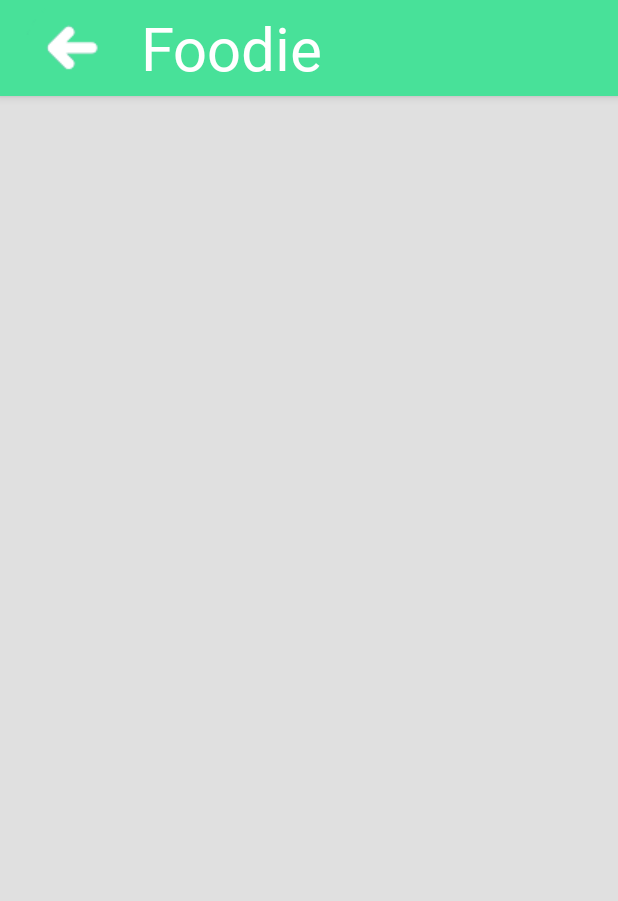
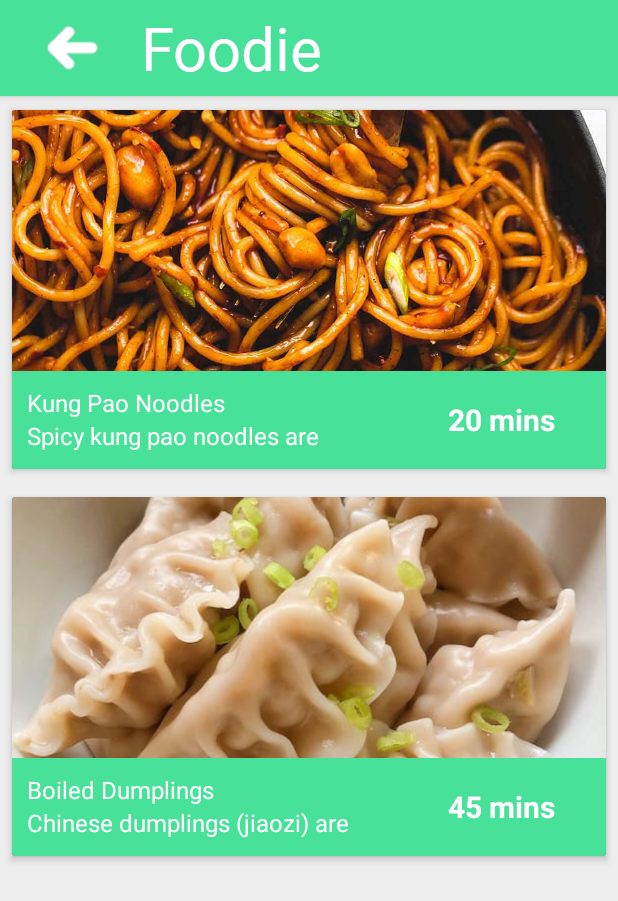
Before and after one commit to eyrealex/Foodie, an Android app: the ChineseActivity screen opened directly, with no data from a screen before it, on a phone screen of 412 x 824 dp. Shown: the top 901 px of the screen. Run offline under Robolectric (Android 15) with nearby library versions, the phone set to English and light mode, and no system bars.

Commit message:
Added recycler view for recipers using an array list. created adapter and helper classes. Linked app with firebase, created extra activities for clicking onto specific recipes.

```diff
--- a/app/build.gradle
+++ b/app/build.gradle
@@ -1,4 +1,5 @@
 apply plugin: 'com.android.application'
+apply plugin: 'com.google.gms.google-services'
 
 
 android {
@@ -43,8 +44,6 @@ dependencies {
     androidTestImplementation 'androidx.test.ext:junit:1.1.2'
     androidTestImplementation 'androidx.test.espresso:espresso-core:3.3.0'
     implementation "com.github.f0ris.sweetalert:library:1.5.6"
-    implementation 'de.hdodenhof:circleimageview:3.1.0'
-    //making profile image round https://github.com/hdodenhof/CircleImageView
-    implementation 'com.squareup.picasso:picasso:2.71828'// load images : https://github.com/square/picasso
+    implementation 'com.squareup.picasso:picasso:2.71828'
 
 }
--- a/app/src/main/AndroidManifest.xml
+++ b/app/src/main/AndroidManifest.xml
@@ -11,6 +11,7 @@
         android:supportsRtl="true"
         android:theme="@style/Theme.Design.NoActionBar"
         tools:replace="android:icon">
+        <activity android:name=".ChineseRecipe1Activity"></activity>
         <activity android:name=".DrinkActivity" />
         <activity android:name=".DessertActivity" />
         <activity android:name=".EnglishActivity" />
--- /dev/null
+++ b/app/src/main/java/Adapters/MyAdapter.java
@@ -0,0 +1,78 @@
+package Adapters;
+
+import android.content.Context;
+import android.content.Intent;
+import android.view.LayoutInflater;
+import android.view.View;
+import android.view.ViewGroup;
+import android.widget.ImageView;
+import android.widget.TextView;
+
+import androidx.annotation.NonNull;
+import androidx.cardview.widget.CardView;
+import androidx.recyclerview.widget.RecyclerView;
+
+import com.alexeyre.foodie.ChineseRecipe1Activity;
+import com.alexeyre.foodie.R;
+
+import java.util.List;
+
+import Helpers.RecipeModel;
+
+public class MyAdapter extends RecyclerView.Adapter<RecipeViewHolder> {
+
+    private Context mContext;
+    private List<RecipeModel> myRecipeList;
+
+    public MyAdapter(Context mContext, List<RecipeModel> myRecipeList) {
+        this.mContext = mContext;
+        this.myRecipeList = myRecipeList;
+    }
+
+    @Override
+    public RecipeViewHolder onCreateViewHolder(@NonNull ViewGroup viewGroup, int i) {
+        View mView = LayoutInflater.from(viewGroup.getContext()).inflate(R.layout.recycler_item, viewGroup, false);
+
+        return new RecipeViewHolder(mView);
+    }
+
+    @Override
+    public void onBindViewHolder(@NonNull RecipeViewHolder recipeViewHolder, int i) {
+        recipeViewHolder.imageView.setImageResource(myRecipeList.get(i).getRecipeImage());
+        recipeViewHolder.mTitle.setText(myRecipeList.get(i).getRecipeName());
+        recipeViewHolder.mDesc.setText(myRecipeList.get(i).getRecipeDesc());
+        recipeViewHolder.mTime.setText(myRecipeList.get(i).getRecipeTime());
+
+        recipeViewHolder.mCardView.setOnClickListener(new View.OnClickListener() {
+            @Override
+            public void onClick(View v) {
+                Intent intent = new Intent(mContext, ChineseRecipe1Activity.class);
+                intent.putExtra("Image", myRecipeList.get(recipeViewHolder.getAdapterPosition()).getRecipeImage());
+                intent.putExtra("Description", myRecipeList.get(recipeViewHolder.getAdapterPosition()).getRecipeDesc());
+                mContext.startActivity(intent);
+            }
+        });
+    }
+
+    @Override
+    public int getItemCount() {
+        return myRecipeList.size();
+    }
+}
+
+class RecipeViewHolder extends RecyclerView.ViewHolder {
+
+    ImageView imageView;
+    TextView mTitle, mDesc, mTime;
+    CardView mCardView;
+
+    public RecipeViewHolder(@NonNull View itemView) {
+        super(itemView);
+
+        imageView = itemView.findViewById(R.id.recipeIv);
+        mTitle = itemView.findViewById(R.id.titleTv);
+        mDesc = itemView.findViewById(R.id.descTv);
+        mTime = itemView.findViewById(R.id.timeTv);
+        mCardView = itemView.findViewById(R.id.cardviewCv);
+    }
+}
--- /dev/null
+++ b/app/src/main/java/Helpers/RecipeModel.java
@@ -0,0 +1,32 @@
+package Helpers;
+
+public class RecipeModel {
+    private String recipeName, recipeDesc, recipeTime;
+    private int recipeImage;
+
+    public RecipeModel(String recipeName, String recipeDesc, String recipeTime, int recipeImage) {
+        this.recipeName = recipeName;
+        this.recipeDesc = recipeDesc;
+        this.recipeTime = recipeTime;
+        this.recipeImage = recipeImage;
+    }
+
+    public RecipeModel() {
+    }
+
+    public String getRecipeName() {
+        return recipeName;
+    }
+
+    public String getRecipeDesc() {
+        return recipeDesc;
+    }
+
+    public String getRecipeTime() {
+        return recipeTime;
+    }
+
+    public int getRecipeImage() {
+        return recipeImage;
+    }
+}
--- a/app/src/main/java/com/alexeyre/foodie/ChineseActivity.java
+++ b/app/src/main/java/com/alexeyre/foodie/ChineseActivity.java
@@ -2,24 +2,33 @@ package com.alexeyre.foodie;
 
 import androidx.appcompat.app.AppCompatActivity;
 import androidx.appcompat.widget.Toolbar;
+import androidx.recyclerview.widget.GridLayoutManager;
+import androidx.recyclerview.widget.RecyclerView;
 
 import android.content.Intent;
 import android.os.Bundle;
 import android.view.KeyEvent;
 import android.view.View;
 
+import java.util.ArrayList;
+import java.util.List;
+
+import Adapters.MyAdapter;
+import Helpers.RecipeModel;
+
 public class ChineseActivity extends AppCompatActivity {
 
     Toolbar toolbar;
+    RecyclerView mRecyclerView;
+    List<RecipeModel> myRecipeList;
+    RecipeModel mRecipeModel;
 
     @Override
     protected void onCreate(Bundle savedInstanceState) {
         super.onCreate(savedInstanceState);
         setContentView(R.layout.activity_chinese);
         setSupportActionBar(toolbar);
-
         toolbar = findViewById(R.id.toolbar);
-
         findViewById(R.id.btn).setOnClickListener(new View.OnClickListener() {
             @Override
             public void onClick(View v) {
@@ -27,6 +36,20 @@ public class ChineseActivity extends AppCompatActivity {
                 finish();
             }
         });
+
+        mRecyclerView = (RecyclerView) findViewById(R.id.recyclerView);
+        GridLayoutManager gridLayoutManager = new GridLayoutManager(ChineseActivity.this, 1);
+        mRecyclerView.setLayoutManager(gridLayoutManager);
+
+        myRecipeList = new ArrayList<>();
+
+        mRecipeModel = new RecipeModel("Kung Pao Noodles", "Spicy kung pao noodles are a cinch to whip up in just 20 minutes with the best sweet and spicy kung pao sauce. Easily add chicken, shrimp, or beef to amp this side up to a full meal.", "20 mins", R.drawable.noodles);
+        myRecipeList.add(mRecipeModel);
+        mRecipeModel = new RecipeModel("Boiled Dumplings", "Chinese dumplings (jiaozi) are a rather popular dish during the Chinese New Year season but are also a fun and delicious appetizer, dinner food, and snack to enjoy any time of year.", "45 mins", R.drawable.dumplings);
+        myRecipeList.add(mRecipeModel);
+
+        MyAdapter myAdapter = new MyAdapter(ChineseActivity.this, myRecipeList);
+        mRecyclerView.setAdapter(myAdapter);
     }
 
     @Override
--- /dev/null
+++ b/app/src/main/java/com/alexeyre/foodie/ChineseRecipe1Activity.java
@@ -0,0 +1,31 @@
+package com.alexeyre.foodie;
+
+import androidx.appcompat.app.AppCompatActivity;
+
+import android.os.Bundle;
+import android.widget.ImageView;
+import android.widget.TextView;
+
+public class ChineseRecipe1Activity extends AppCompatActivity {
+
+    TextView recipeDesc;
+    ImageView recipeImage;
+
+    @Override
+    protected void onCreate(Bundle savedInstanceState) {
+        super.onCreate(savedInstanceState);
+        setContentView(R.layout.activity_chinese_recipe1);
+
+        recipeDesc = (TextView)findViewById(R.id.descriptionTv);
+        recipeImage = (ImageView)findViewById(R.id.recipeIv);
+
+        Bundle mBundle = getIntent().getExtras();
+
+        if(mBundle != null){
+
+            recipeImage.setImageResource(mBundle.getInt("Image"));
+            recipeDesc.setText(mBundle.getString("Description"));
+
+        }
+    }
+}
--- a/app/src/main/res/layout/activity_chinese.xml
+++ b/app/src/main/res/layout/activity_chinese.xml
@@ -1,15 +1,24 @@
 <?xml version="1.0" encoding="utf-8"?>
-<RelativeLayout xmlns:android="http://schemas.android.com/apk/res/android"
+<LinearLayout xmlns:android="http://schemas.android.com/apk/res/android"
     xmlns:app="http://schemas.android.com/apk/res-auto"
     xmlns:tools="http://schemas.android.com/tools"
     android:layout_width="match_parent"
     android:layout_height="match_parent"
-    android:background="@color/grey_300"
+    android:background="@color/grey_200"
+    android:orientation="vertical"
     tools:context=".ChineseActivity">
 
     <include
         android:id="@+id/toolbar"
         layout="@layout/toolbar_back_btn" />
 
+    <androidx.recyclerview.widget.RecyclerView
+        android:id="@+id/recyclerView"
+        android:layout_width="match_parent"
+        android:layout_height="match_parent"
+        android:scrollbars="vertical">
 
-</RelativeLayout>
+    </androidx.recyclerview.widget.RecyclerView>
+
+
+</LinearLayout>
--- /dev/null
+++ b/app/src/main/res/layout/activity_chinese_recipe1.xml
@@ -0,0 +1,32 @@
+<?xml version="1.0" encoding="utf-8"?>
+<LinearLayout xmlns:android="http://schemas.android.com/apk/res/android"
+    xmlns:app="http://schemas.android.com/apk/res-auto"
+    xmlns:tools="http://schemas.android.com/tools"
+    android:layout_width="match_parent"
+    android:layout_height="match_parent"
+    android:background="@color/grey_200"
+    android:orientation="vertical"
+    tools:context=".ChineseRecipe1Activity">
+
+    <include
+        android:id="@+id/toolbar"
+        layout="@layout/toolbar_back_btn" />
+
+    <ImageView
+        android:id="@+id/recipeIv"
+        android:layout_width="match_parent"
+        android:layout_height="200dp"
+        android:scaleType="centerCrop"
+        android:src="@drawable/noodles" />
+
+    <TextView
+        android:layout_width="match_parent"
+        android:layout_height="wrap_content"
+        android:layout_marginTop="10dp"
+        android:padding="20dp"
+        android:text="Description"
+        android:textSize="18sp"
+        android:textColor="@color/grey_800"
+        android:id="@+id/descriptionTv"/>
+
+</LinearLayout>
--- /dev/null
+++ b/app/src/main/res/layout/recycler_item.xml
@@ -0,0 +1,94 @@
+<?xml version="1.0" encoding="utf-8"?>
+<LinearLayout xmlns:android="http://schemas.android.com/apk/res/android"
+    xmlns:app="http://schemas.android.com/apk/res-auto"
+    xmlns:tools="http://schemas.android.com/tools"
+    android:layout_width="match_parent"
+    android:layout_height="wrap_content"
+    android:background="@color/grey_200"
+    android:orientation="vertical"
+    tools:context=".ChineseActivity">
+
+
+
+    <androidx.cardview.widget.CardView
+        android:id="@+id/cardviewCv"
+        android:layout_width="wrap_content"
+        android:layout_height="250dp"
+        android:layout_margin="4dp"
+        app:cardElevation="3dp"
+        app:cardUseCompatPadding="true">
+
+        <LinearLayout
+            android:layout_width="match_parent"
+            android:layout_height="match_parent"
+            android:background="#48E199"
+            android:orientation="vertical"
+            android:weightSum="5.5">
+
+            <ImageView
+                android:id="@+id/recipeIv"
+                android:layout_width="match_parent"
+                android:layout_height="0dp"
+                android:layout_weight="4"
+                android:scaleType="centerCrop"
+                android:src="@drawable/noodles"/>
+
+            <LinearLayout
+                android:layout_width="match_parent"
+                android:layout_height="0dp"
+                android:layout_weight="1.5"
+                android:weightSum="2">
+
+                <LinearLayout
+                    android:layout_width="0dp"
+                    android:layout_height="match_parent"
+                    android:layout_weight="1.3"
+                    android:orientation="vertical"
+                    android:padding="10dp">
+
+                    <TextView
+                        android:id="@+id/titleTv"
+                        android:layout_width="match_parent"
+                        android:layout_height="wrap_content"
+                        android:maxLines="1"
+                        android:text="Title"
+                        android:textColor="@color/white"
+                        android:textSize="16sp" />
+
+                    <TextView
+                        android:id="@+id/descTv"
+                        android:layout_width="match_parent"
+                        android:layout_height="wrap_content"
+                        android:maxLines="1"
+                        android:text="Description"
+                        android:textColor="@color/white"
+                        android:textSize="16sp" />
+                </LinearLayout>
+
+                <LinearLayout
+                    android:layout_width="0dp"
+                    android:layout_height="match_parent"
+                    android:layout_weight=".7"
+                    android:gravity="center">
+
+                    <TextView
+                        android:id="@+id/timeTv"
+                        android:layout_width="match_parent"
+                        android:layout_height="wrap_content"
+                        android:text="1Hr 30Mins"
+                        android:textAlignment="center"
+                        android:textColor="@color/white"
+                        android:textSize="20sp"
+                        android:textStyle="bold"/>
+
+                </LinearLayout>
+
+            </LinearLayout>
+
+
+        </LinearLayout>
+
+    </androidx.cardview.widget.CardView>
+
+
+</LinearLayout>
--- a/build.gradle
+++ b/build.gradle
@@ -6,6 +6,7 @@ buildscript {
     }
     dependencies {
         classpath "com.android.tools.build:gradle:4.0.1"
+        classpath 'com.google.gms:google-services:4.3.4'
         // NOTE: Do not place your application dependencies here; they belong
         // in the individual module build.gradle files
     }
```
Also changed, not shown: app/src/main/res/drawable/dumplings.jpg (added), app/src/main/res/drawable/noodles.jpg (added), 1 other file.
